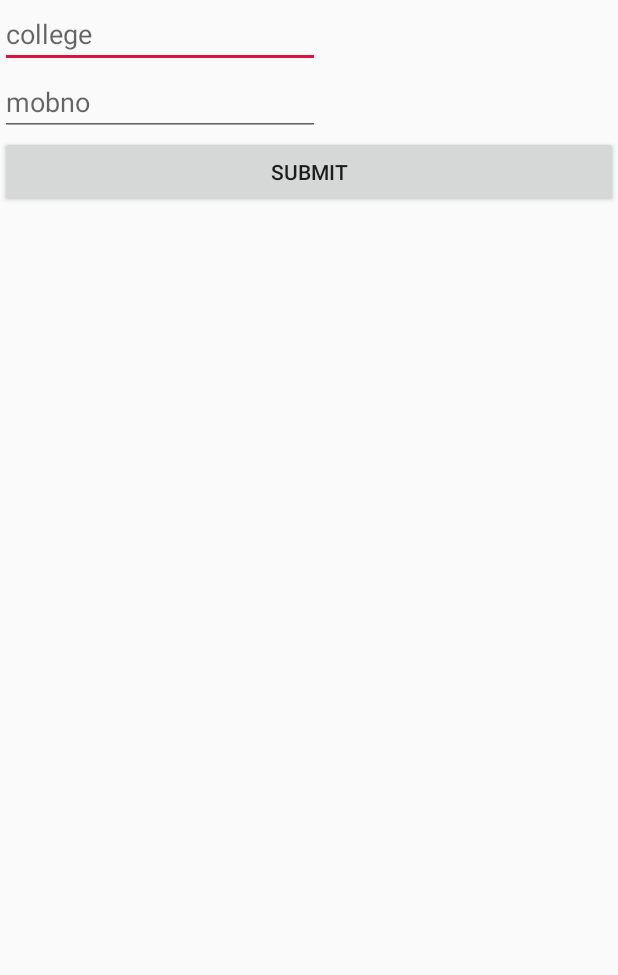
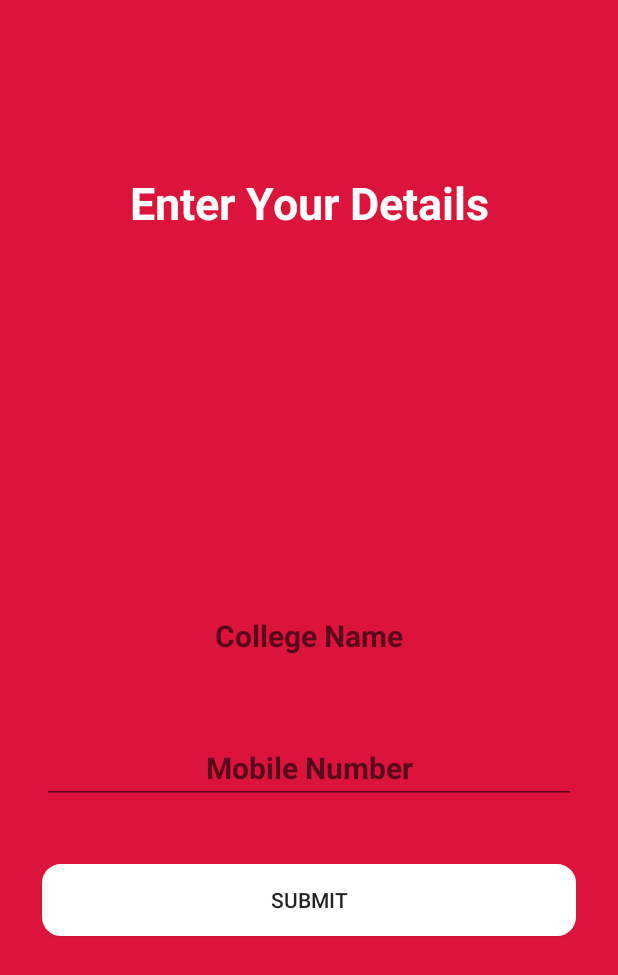
Before and after one commit to iamjosephvarghese/Deadlock2k18AndroidApp, an Android app: the Collect screen opened directly, with no data from a screen before it, on a phone screen of 412 x 824 dp. Shown: the top 975 px of the screen. Run offline under Robolectric (Android 15) with nearby library versions, the phone set to English and light mode, and no system bars; our stand-ins replace Firebase (no records; nobody signed in at launch, a user with empty details on screens opened directly).

Commit message:
UI added

```diff
--- a/app/src/main/java/rm/iamjosephvarghese/deadlock2k18/Collect.java
+++ b/app/src/main/java/rm/iamjosephvarghese/deadlock2k18/Collect.java
@@ -19,8 +19,6 @@ import com.google.firebase.firestore.FirebaseFirestore;
 
 public class Collect extends AppCompatActivity {
 
-//    TODO: default previous hash   16d63cfb10cbe791c4502c6d4af173462a43785d6cfedfa5e931115e006abd9e
-//    TODO: default current hash    dd4afcb2dcb9a1f9e93348f2c49a9fee3e3a79936ed86760cc15b87be47cbe23
 
 
     int level = 0;
--- a/app/src/main/res/drawable/round_edit_text.xml
+++ b/app/src/main/res/drawable/round_edit_text.xml
@@ -4,8 +4,8 @@
     <solid android:color="#FFFFFF" />
 
     <stroke
-        android:width="1dp"
-        android:color="#2f6699" />
+        android:width="5dp"
+        android:color="#fff" />
     <corners
         android:topLeftRadius="10dp"
         android:topRightRadius="10dp"
--- a/app/src/main/res/layout/activity_collect.xml
+++ b/app/src/main/res/layout/activity_collect.xml
@@ -1,30 +1,55 @@
 <?xml version="1.0" encoding="utf-8"?>
-<LinearLayout xmlns:android="http://schemas.android.com/apk/res/android"
+<android.support.constraint.ConstraintLayout xmlns:android="http://schemas.android.com/apk/res/android"
     xmlns:app="http://schemas.android.com/apk/res-auto"
     xmlns:tools="http://schemas.android.com/tools"
     android:layout_width="match_parent"
+    android:background="#DC143C"
     android:orientation="vertical"
     android:layout_height="match_parent"
     tools:context="rm.iamjosephvarghese.deadlock2k18.Collect">
 
+    <LinearLayout
+        android:id="@+id/linearLayout"
+        android:layout_width="match_parent"
+        android:layout_height="wrap_content"
+        android:layout_marginBottom="180dp"
+        android:layout_marginEnd="8dp"
+        android:layout_marginStart="8dp"
+        android:orientation="vertical"
+        app:layout_constraintBottom_toBottomOf="parent"
+        app:layout_constraintEnd_toEndOf="parent"
+        app:layout_constraintHorizontal_bias="0.0"
+        app:layout_constraintStart_toStartOf="parent">
 
         <EditText
             android:id="@+id/college"
-        android:layout_width="wrap_content"
+            android:layout_width="match_parent"
             android:layout_height="wrap_content"
+            android:layout_gravity="center_horizontal"
+            android:layout_margin="20dp"
             android:ems="10"
+            android:gravity="center_horizontal"
+            android:textColor="#fff"
+            android:textStyle="bold"
+            android:hint="College Name"
             android:inputType="textPersonName"
-        android:hint="college"
+            android:textSize="20sp"
             tools:layout_editor_absoluteX="55dp"
             tools:layout_editor_absoluteY="62dp" />
 
         <EditText
             android:id="@+id/mobno"
-        android:layout_width="wrap_content"
+            android:layout_width="match_parent"
             android:layout_height="wrap_content"
+            android:layout_gravity="center_horizontal"
+            android:layout_margin="20dp"
+            android:textStyle="bold"
+            android:textColor="#fff"
             android:ems="10"
+            android:gravity="center_horizontal"
+            android:hint="Mobile Number"
             android:inputType="phone"
-        android:hint="mobno"
+            android:textSize="20sp"
             tools:layout_editor_absoluteX="55dp"
             tools:layout_editor_absoluteY="184dp" />
 
@@ -32,6 +57,31 @@
             android:id="@+id/submit"
             android:layout_width="match_parent"
             android:layout_height="wrap_content"
+            android:layout_gravity="center_horizontal"
+            android:layout_margin="20dp"
+            android:background="@drawable/round_edit_text"
             android:text="Submit" />
 
     </LinearLayout>
+
+    <TextView
+        android:id="@+id/textView"
+        android:layout_width="wrap_content"
+        android:layout_height="wrap_content"
+        android:layout_marginBottom="8dp"
+        android:layout_marginEnd="8dp"
+        android:layout_marginStart="8dp"
+        android:textStyle="bold"
+        android:layout_marginTop="32dp"
+        android:text="Enter Your Details"
+        android:textColor="#fff"
+        android:textSize="30sp"
+        app:layout_constraintBottom_toTopOf="@+id/linearLayout"
+        app:layout_constraintEnd_toEndOf="parent"
+        app:layout_constraintHorizontal_bias="0.503"
+        app:layout_constraintStart_toStartOf="parent"
+        app:layout_constraintTop_toTopOf="parent"
+        app:layout_constraintVertical_bias="0.277" />
+
+
+</android.support.constraint.ConstraintLayout>
--- a/app/src/main/res/values/strings.xml
+++ b/app/src/main/res/values/strings.xml
@@ -1,3 +1,3 @@
 <resources>
-    <string name="app_name">MainDeadlock2k18</string>
+    <string name="app_name">Deadlock 2k18</string>
 </resources>
```
Also changed, not shown: app/src/main/java/rm/iamjosephvarghese/deadlock2k18/Firestore.java (+2 -10 lines), app/src/main/res/drawable/button_round.xml (added, +18 -0 lines), app/src/main/res/layout/activity_firestore.xml (+9 -2 lines), app/src/main/res/drawable/comingsoon.jpeg (added). Lines whose indentation alone changed are shown as unchanged.
